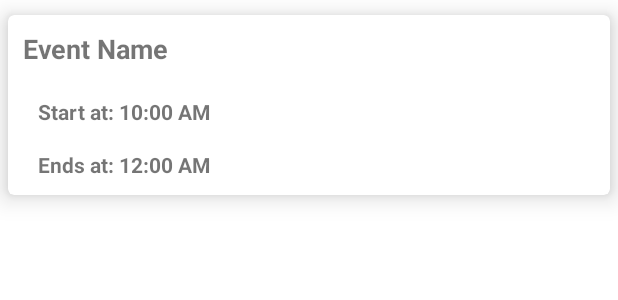
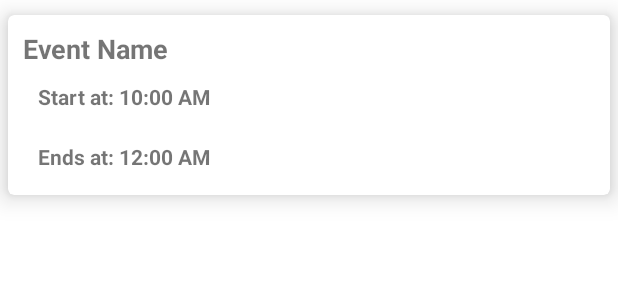
Before and after one commit to michalbal/PlanETApp, an Android app: the layout subtask_event_list_item.xml on its own in the app's theme, with its tools: preview values and no code run, on a phone screen of 412 x 824 dp. Shown: the top 300 px of the screen. Run offline under Robolectric (Android 15) with nearby library versions, the phone set to English and light mode, and no system bars.

Commit message:
subtasks shown as sorted

```diff
--- a/app/src/main/java/net/planner/planetapp/viewmodels/MainActivityViewModel.kt
+++ b/app/src/main/java/net/planner/planetapp/viewmodels/MainActivityViewModel.kt
@@ -96,7 +96,10 @@ class MainActivityViewModel: ViewModel() {
             var subTaskPerDayList = mutableListOf<SubtaskPlanDayRep>()
             for(entry in subTasksPerDayMap.entries) {
                 // TODO consider adding all days between first and last event here
-                val dayRep = SubtaskPlanDayRep(entry.key, entry.value)
+                val sortedEvents = entry.value.toSortedSet(Comparator { o1, o2 ->
+                    o1.startTime.compareTo(o2.startTime)
+                })
+                val dayRep = SubtaskPlanDayRep(entry.key, sortedEvents.toList())
                 subTaskPerDayList.add(dayRep)
             }
 
--- a/app/src/main/res/layout/subtask_event_list_item.xml
+++ b/app/src/main/res/layout/subtask_event_list_item.xml
@@ -27,7 +27,6 @@
             android:layout_height="wrap_content"
             android:layout_marginStart="10dp"
             android:layout_marginTop="10dp"
-            android:layout_marginBottom="10dp"
             android:text="Event Name"
             android:textSize="18sp"
             android:textStyle="bold"
@@ -40,8 +39,7 @@
             android:layout_width="wrap_content"
             android:layout_height="wrap_content"
             android:layout_marginStart="20dp"
-            android:layout_marginTop="20dp"
-            android:layout_marginBottom="10dp"
+            android:layout_marginTop="10dp"
             android:text="Start at: 10:00 AM"
             android:textSize="14sp"
             android:textStyle="bold"
```
